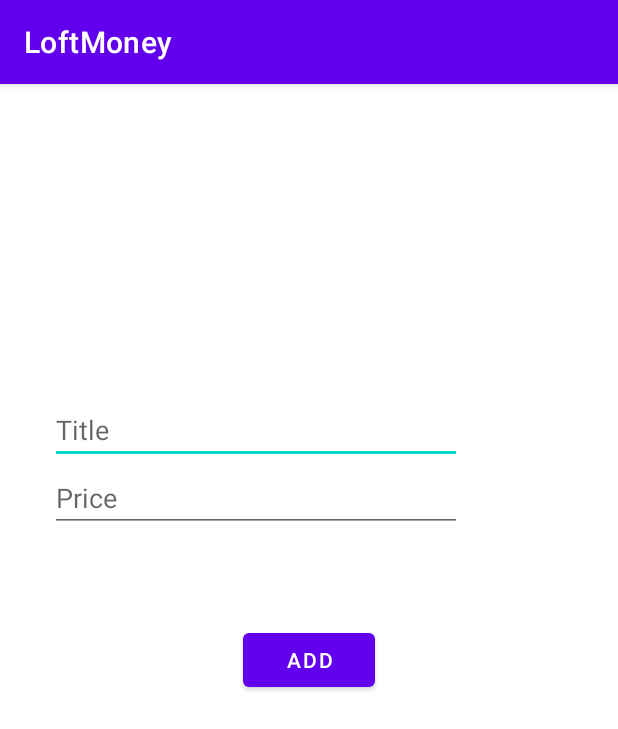
After one commit to imibrm/LoftMoney, an Android app: the AddItemActivity screen opened directly, with no data from a screen before it, on a phone screen of 412 x 824 dp. The commit adds this screen. Shown: the top 729 px of the screen. Run offline under Robolectric (Android 15) with nearby library versions, the phone set to English and light mode, and no system bars.

Commit message:
Add items

```diff
--- a/app/src/main/AndroidManifest.xml
+++ b/app/src/main/AndroidManifest.xml
@@ -12,10 +12,10 @@
         <activity android:name=".MainActivity">
             <intent-filter>
                 <action android:name="android.intent.action.MAIN" />
-
                 <category android:name="android.intent.category.LAUNCHER" />
             </intent-filter>
         </activity>
+        <activity android:name=".AddItemActivity"/>
     </application>
 
 </manifest>
--- /dev/null
+++ b/app/src/main/java/com/imibragimov/loftmoney/AddItemActivity.java
@@ -0,0 +1,15 @@
+package com.imibragimov.loftmoney;
+
+import android.os.Bundle;
+
+import androidx.annotation.Nullable;
+import androidx.appcompat.app.AppCompatActivity;
+
+public class AddItemActivity extends AppCompatActivity {
+
+    @Override
+    protected void onCreate(@Nullable Bundle savedInstanceState) {
+        super.onCreate(savedInstanceState);
+        setContentView(R.layout.activity_add_item);
+    }
+}
--- /dev/null
+++ b/app/src/main/res/layout/activity_add_item.xml
@@ -0,0 +1,37 @@
+<?xml version="1.0" encoding="utf-8"?>
+<RelativeLayout xmlns:android="http://schemas.android.com/apk/res/android"
+    android:layout_width="match_parent"
+    android:layout_height="match_parent"
+    android:orientation="vertical">
+
+    <LinearLayout
+        android:layout_above="@id/add_button"
+        android:layout_width="match_parent"
+        android:layout_height="wrap_content"
+        android:paddingStart="33dp"
+        android:paddingEnd="104dp"
+        android:layout_marginBottom="61dp"
+        android:orientation="vertical">
+
+    <EditText
+        android:layout_width="match_parent"
+        android:layout_height="wrap_content"
+        android:hint="@string/edittext_name_hint"/>
+
+    <EditText
+        android:layout_width="match_parent"
+        android:layout_height="wrap_content"
+        android:hint="@string/edittext_price_hint"/>
+
+    </LinearLayout>
+
+    <Button
+        android:id="@+id/add_button"
+        android:layout_width="wrap_content"
+        android:layout_height="wrap_content"
+        android:text="@string/add_button_title"
+        android:layout_centerHorizontal="true"
+        android:layout_centerVertical="true"
+        android:background="@null"/>
+
+</RelativeLayout>
--- a/app/src/main/res/values/strings.xml
+++ b/app/src/main/res/values/strings.xml
@@ -1,3 +1,6 @@
 <resources>
     <string name="app_name">LoftMoney</string>
+    <string name="edittext_name_hint">Title</string>
+    <string name="edittext_price_hint">Price</string>
+    <string name="add_button_title">Add</string>
 </resources>
```
Also changed, not shown: app/src/main/java/com/imibragimov/loftmoney/MainActivity.java (+28 -0 lines), app/src/main/res/layout/activity_main.xml (+11 -8 lines), 1 other file.
